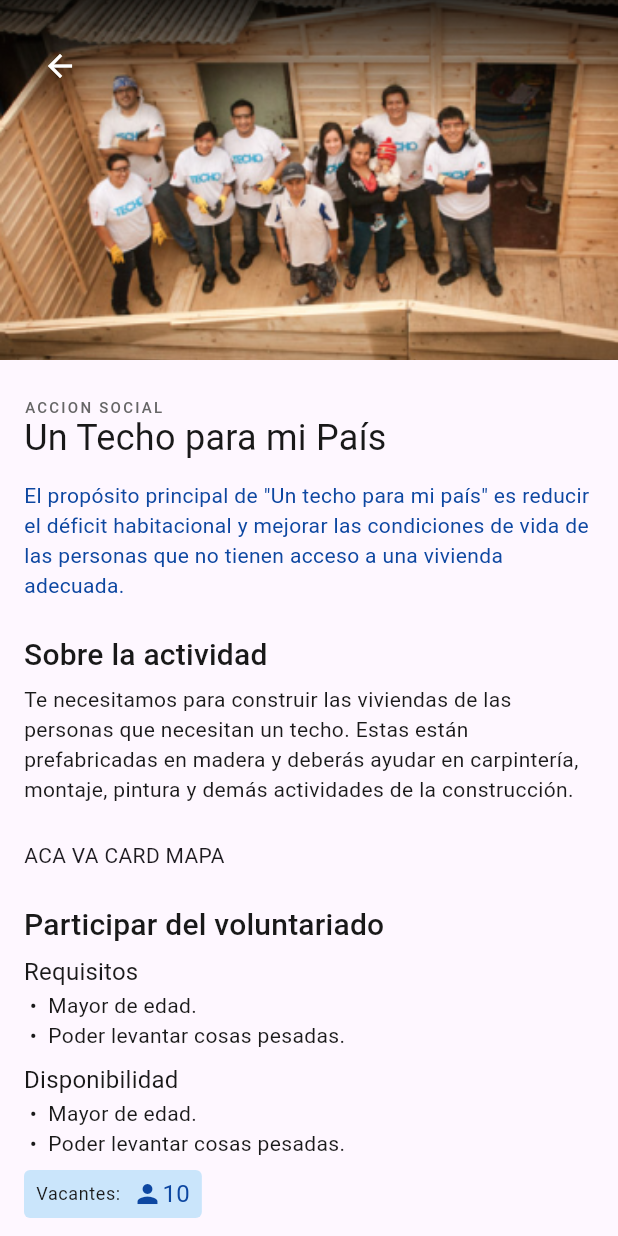
After one commit to navfran98/Multiplataforma_TP, a Flutter app: the VolunteeringPage screen opened by its route, on a phone screen of 412 x 824 dp. The commit adds this screen. Run offline on Flutter 3.47's test engine with Material 2 defaults, Android fonts, the phone set to English and light mode, and no system bars; our stand-ins replace go_router.

Commit message:
Single volunteering page UI implemented

```diff
--- a/multi_tp/lib/design_system/molecules/components/volunteering_card.dart
+++ b/multi_tp/lib/design_system/molecules/components/volunteering_card.dart
@@ -1,4 +1,5 @@
 import 'package:flutter/material.dart';
+import 'package:go_router/go_router.dart';
 import 'package:multi_tp/design_system/tokens/font.dart';
 import 'package:multi_tp/design_system/tokens/colors.dart';
 import 'package:multi_tp/design_system/tokens/shadows.dart';
@@ -7,12 +8,23 @@
 class VolunteeringCard extends StatelessWidget {
   const VolunteeringCard({Key? key}) : super(key: key);
 
+  void Function() _handleVolunteering(BuildContext context) {
+    return () {
+      context.go('/volunteering');
+    };
+  }
+
   @override
   Widget build(BuildContext context) {
-    return Container(
+    return InkWell(
+      onTap: _handleVolunteering(context),
+      child: Container(
         decoration: BoxDecoration(
           color: ColorPalette.neutral0,
-        boxShadow: const [CustomShadow.shadow02_1(), CustomShadow.shadow02_2()],
+          boxShadow: const [
+            CustomShadow.shadow02_1(),
+            CustomShadow.shadow02_2()
+          ],
           borderRadius: BorderRadius.circular(2),
         ),
         child: Column(
@@ -83,6 +95,7 @@
             ),
           ],
         ),
+      ),
     );
   }
 }
--- a/multi_tp/lib/router.dart
+++ b/multi_tp/lib/router.dart
@@ -4,6 +4,7 @@
 import 'package:multi_tp/views/login.dart';
 import 'package:multi_tp/views/news.dart';
 import 'package:multi_tp/views/signup.dart';
+import 'package:multi_tp/views/volunteering.dart';
 import 'package:multi_tp/views/welcome.dart';
 import 'package:multi_tp/views/user_welcome.dart';
 
@@ -53,5 +54,11 @@
         return const NewsPage();
       },
     ),
+    GoRoute(
+      path: '/volunteering',
+      builder: (BuildContext context, GoRouterState state) {
+        return const VolunteeringPage();
+      },
+    ),
   ],
 );
--- /dev/null
+++ b/multi_tp/lib/views/volunteering.dart
@@ -0,0 +1,248 @@
+import 'package:flutter/material.dart';
+import 'package:multi_tp/design_system/molecules/components/vacante.dart';
+import 'package:multi_tp/design_system/tokens/colors.dart';
+import 'package:multi_tp/design_system/tokens/font.dart';
+import 'package:multi_tp/design_system/molecules/buttons/cta_button.dart';
+import 'package:go_router/go_router.dart';
+
+class VolunteeringPage extends StatefulWidget {
+  const VolunteeringPage({Key? key}) : super(key: key);
+
+  @override
+  State<VolunteeringPage> createState() => _VolunteeringPageState();
+}
+
+class _VolunteeringPageState extends State<VolunteeringPage> {
+  int _freeSpaces = 10;
+  bool _applied = false;
+  bool _participating = false;
+  bool _alreadyVolunteering = true;
+  @override
+  Widget build(BuildContext context) {
+    return Scaffold(
+        body: SingleChildScrollView(
+      child: Column(
+        children: [
+          Stack(
+            children: [
+              Image.asset(
+                'images/vol.png', // Reemplaza con la URL de tu imagen
+                width: double.infinity, // Para ocupar todo el ancho
+                height: 240, // Altura fija de 240
+                fit: BoxFit.cover, // Ajustar la imagen al tamaño del contenedor
+              ),
+              const Positioned(
+                top: 20, // Espacio superior
+                left: 16, // Espacio izquierdo
+                child: BackButton(
+                  color: ColorPalette.neutral0,
+                ),
+              ),
+            ],
+          ),
+          Container(
+              padding: const EdgeInsets.fromLTRB(16, 24, 16, 32),
+              child: Column(
+                crossAxisAlignment: CrossAxisAlignment.start,
+                children: [
+                  const Text(
+                    "ACCION SOCIAL",
+                    style: CustomFont.overline(ColorPalette.neutral75),
+                  ),
+                  const Text(
+                    "Un Techo para mi País",
+                    style: CustomFont.headline01(ColorPalette.neutral100),
+                  ),
+                  const SizedBox(
+                    height: 16,
+                  ),
+                  const Text(
+                    "El propósito principal de \"Un techo para mi país\" es reducir el déficit habitacional y mejorar las condiciones de vida de las personas que no tienen acceso a una vivienda adecuada.",
+                    style: CustomFont.body01(ColorPalette.secondary200),
+                    softWrap: true,
+                  ),
+                  const SizedBox(
+                    height: 24,
+                  ),
+                  const Text(
+                    "Sobre la actividad",
+                    style: CustomFont.headline02(ColorPalette.neutral100),
+                    softWrap: true,
+                  ),
+                  const SizedBox(
+                    height: 8,
+                  ),
+                  const Text(
+                    "Te necesitamos para construir las viviendas de las personas que necesitan un techo. Estas están prefabricadas en madera y deberás ayudar en carpintería, montaje, pintura y demás actividades de la construcción.",
+                    style: CustomFont.body01(ColorPalette.neutral100),
+                    softWrap: true,
+                  ),
+                  const SizedBox(
+                    height: 24,
+                  ),
+                  const Text(
+                    "ACA VA CARD MAPA",
+                  ),
+                  const SizedBox(
+                    height: 24,
+                  ),
+                  const Text(
+                    "Participar del voluntariado",
+                    style: CustomFont.headline02(ColorPalette.neutral100),
+                  ),
+                  const SizedBox(
+                    height: 8,
+                  ),
+                  const Text(
+                    "Requisitos",
+                    style: CustomFont.subtitle01(ColorPalette.neutral100),
+                  ),
+                  const Text(
+                    "\t\u2022\t Mayor de edad.\n\t\u2022\t Poder levantar cosas pesadas.",
+                    style: CustomFont.body01(ColorPalette.neutral100),
+                  ),
+                  const SizedBox(
+                    height: 8,
+                  ),
+                  const Text(
+                    "Disponibilidad",
+                    style: CustomFont.subtitle01(ColorPalette.neutral100),
+                  ),
+                  const Text(
+                    "\t\u2022\t Mayor de edad.\n\t\u2022\t Poder levantar cosas pesadas.",
+                    style: CustomFont.body01(ColorPalette.neutral100),
+                  ),
+                  const SizedBox(
+                    height: 8,
+                  ),
+                  Vacante(number: _freeSpaces),
+                  const SizedBox(
+                    height: 24,
+                  ),
+                  renderButton()
+                ],
+              )),
+        ],
+      ),
+    ));
+  }
+
+  Widget renderButton() {
+    if (_alreadyVolunteering) {
+      return Container(
+        child: Column(
+          crossAxisAlignment: CrossAxisAlignment.center,
+          children: [
+            Text(
+              "Ya estas participando en otro voluntariado, debes abandonarlo primero para postularte a este.",
+              style: CustomFont.body01(ColorPalette.neutral100),
+              softWrap: true,
+              textAlign: TextAlign.center,
+            ),
+            SizedBox(
+              height: 8,
+            ),
+            CtaButton(
+                isTransparent: true,
+                isDisabled: false,
+                text: "Abandonar voluntariado actual",
+                onPressedFunction: () {}),
+            SizedBox(
+              height: 24,
+            ),
+            CtaButton(
+                isTransparent: false,
+                isDisabled: true,
+                text: "Postularme",
+                onPressedFunction: () {})
+          ],
+        ),
+      );
+    } else if (_freeSpaces == 0) {
+      return Container(
+          child: Column(
+        children: [
+          Text(
+            "No hay vacantes disponibles para postularse",
+            style: CustomFont.body01(ColorPalette.neutral100),
+            textAlign: TextAlign.center,
+            softWrap: true,
+          ),
+          SizedBox(
+            height: 24,
+          ),
+          CtaButton(
+              isTransparent: false,
+              isDisabled: true,
+              text: "Postularme",
+              onPressedFunction: () {})
+        ],
+      ));
+    } else if (_participating) {
+      return Container(
+          child: Column(
+        crossAxisAlignment: CrossAxisAlignment.center,
+        children: [
+          Text(
+            "Estas participando",
+            style: CustomFont.headline02(ColorPalette.neutral100),
+            textAlign: TextAlign.center,
+            softWrap: true,
+          ),
+          SizedBox(
+            height: 8,
+          ),
+          Text(
+            "La organización confirmó que ya estas participando de este voluntariado",
+            style: CustomFont.body01(ColorPalette.neutral100),
+            softWrap: true,
+            textAlign: TextAlign.center,
+          ),
+          SizedBox(
+            height: 8,
+          ),
+          CtaButton(
+              isTransparent: true,
+              isDisabled: false,
+              text: "Abandonar voluntariado",
+              onPressedFunction: () {})
+        ],
+      ));
+    } else if (_applied) {
+      return Container(
+          child: Column(
+        crossAxisAlignment: CrossAxisAlignment.center,
+        children: [
+          Text(
+            "Te has postulado",
+            style: CustomFont.headline02(ColorPalette.neutral100),
+            textAlign: TextAlign.center,
+            softWrap: true,
+          ),
+          SizedBox(
+            height: 8,
+          ),
+          Text(
+            "Pronto la organización se pondrá en contacto contigo y te inscribirá como participante.",
+            style: CustomFont.body01(ColorPalette.neutral100),
+            softWrap: true,
+            textAlign: TextAlign.center,
+          ),
+          SizedBox(
+            height: 8,
+          ),
+          CtaButton(
+              isTransparent: true,
+              isDisabled: false,
+              text: "Retirar postulacion",
+              onPressedFunction: () {})
+        ],
+      ));
+    }
+    return CtaButton(
+        isTransparent: false,
+        isDisabled: false,
+        text: "Postularme",
+        onPressedFunction: () {});
+  }
+}
```
Also changed, not shown: multi_tp/images/vol.png (added). Lines whose indentation alone changed are shown as unchanged.
